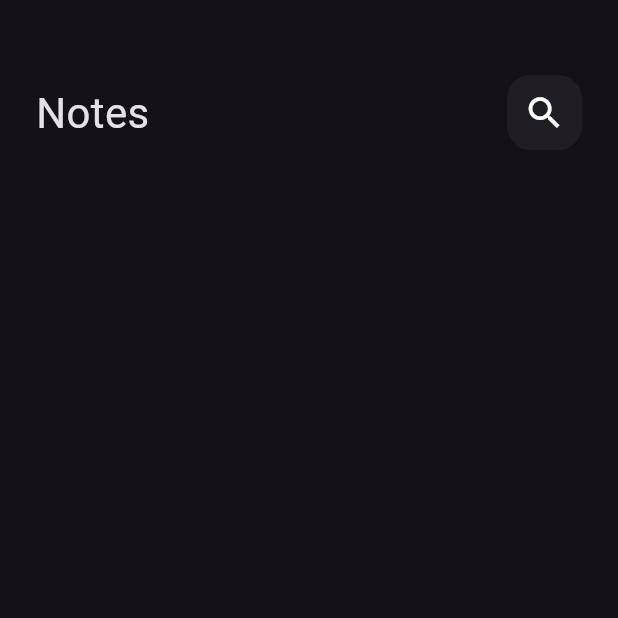
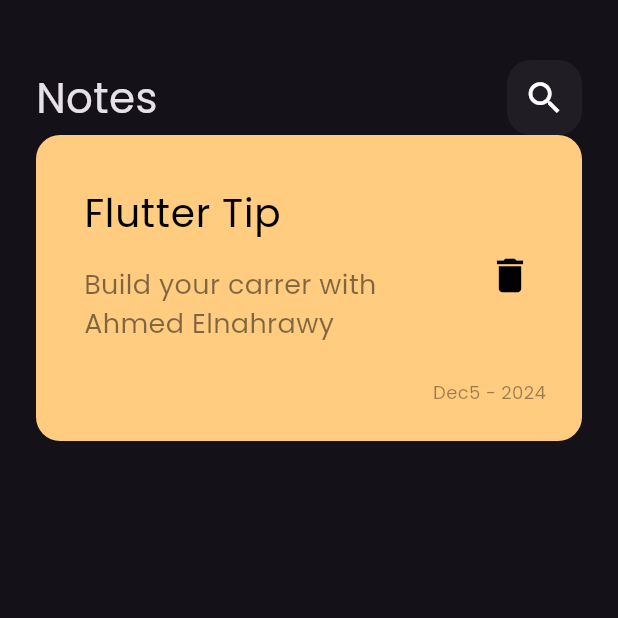
Before and after one commit to elne7/Note-App, a Flutter app: the screen it shows after launch, on a phone screen of 412 x 824 dp, the top half of it. Run offline on Flutter 3.47's test engine with Material 3 defaults, Android fonts, the phone set to English and light mode, and no system bars.

Commit message:
Adding note item

```diff
--- a/lib/main.dart
+++ b/lib/main.dart
@@ -14,7 +14,8 @@ class NotesApp extends StatelessWidget {
     return MaterialApp(
       debugShowCheckedModeBanner: false,
       theme: ThemeData(
-        brightness: Brightness.dark
+        brightness: Brightness.dark,
+        fontFamily: 'Poppins'
       ),
       home: const NotesView(),
     );
--- /dev/null
+++ b/lib/widgets/note_item.dart
@@ -0,0 +1,58 @@
+import 'package:flutter/material.dart';
+
+class NoteItem extends StatelessWidget {
+  const NoteItem({super.key});
+
+  @override
+  Widget build(BuildContext context) {
+    return Container(
+      padding: const EdgeInsets.only(top: 24, bottom: 24, left: 16),
+      decoration: BoxDecoration(
+        color: const Color(0xffFFCC80),
+        borderRadius: BorderRadius.circular(16),
+      ),
+      child: Column(
+        crossAxisAlignment: CrossAxisAlignment.end,
+        children: [
+          ListTile(
+            title: const Text(
+              'Flutter Tip',
+              style: TextStyle(
+                color: Colors.black,
+                fontSize: 26,
+              ),
+            ),
+            subtitle: Padding(
+              padding: const EdgeInsets.symmetric(vertical: 16),
+              child: Text(
+                'Build your carrer with Ahmed Elnahrawy',
+                style: TextStyle(
+                  color: Colors.black.withOpacity(.5),
+                  fontSize: 18,
+                ),
+              ),
+            ),
+            trailing: IconButton(
+              onPressed: () {},
+              icon: const Icon(
+                Icons.delete,
+                color: Colors.black,
+                size: 30,
+              ),
+            ),
+          ),
+          Padding(
+            padding: const EdgeInsets.only(right: 24),
+            child: Text(
+              'Dec5 - 2024',
+              style: TextStyle(
+                color: Colors.black.withOpacity(.4),
+                fontSize: 12,
+              ),
+            ),
+          )
+        ],
+      ),
+    );
+  }
+}
--- a/lib/widgets/notes_view_body.dart
+++ b/lib/widgets/notes_view_body.dart
@@ -1,5 +1,6 @@
 import 'package:flutter/material.dart';
 import 'package:note_app/widgets/custom_app_bar.dart';
+import 'package:note_app/widgets/note_item.dart';
 
 class NotesViewBody extends StatelessWidget {
   const NotesViewBody({super.key});
@@ -12,9 +13,10 @@ class NotesViewBody extends StatelessWidget {
         child: Column(
           children: [
             SizedBox(
-              height: 50,
+              height: 40,
             ),
-            CustomAppBar()
+            CustomAppBar(),
+            NoteItem()
           ],
         ),
       ),
```
Also changed, not shown: pubspec.yaml (+5 -11 lines), assets/fonts/Poppins-Regular.ttf (added).
